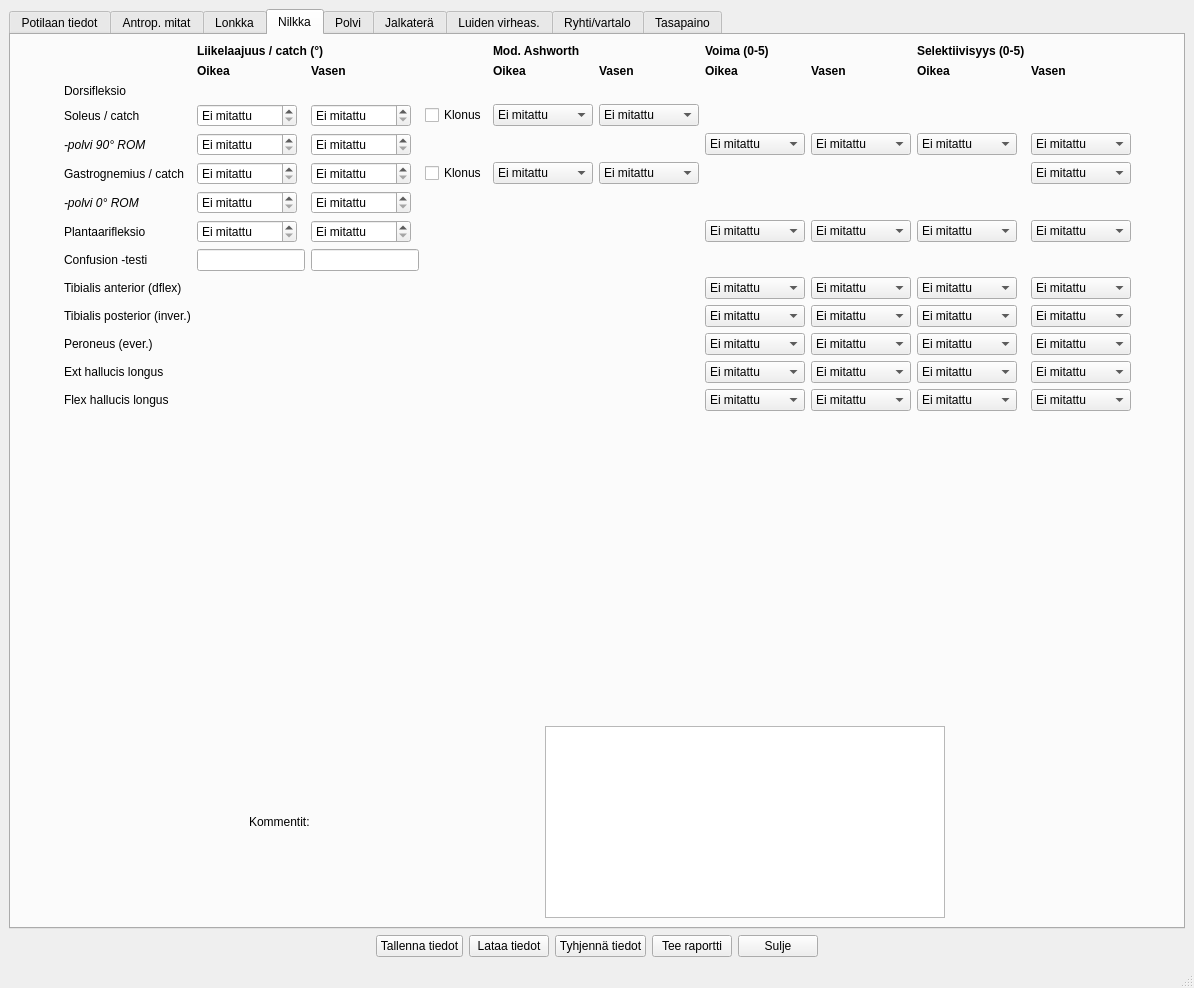
Qt form tabbed_design.ui (jjnurminen/liikelaaj) before a commit.
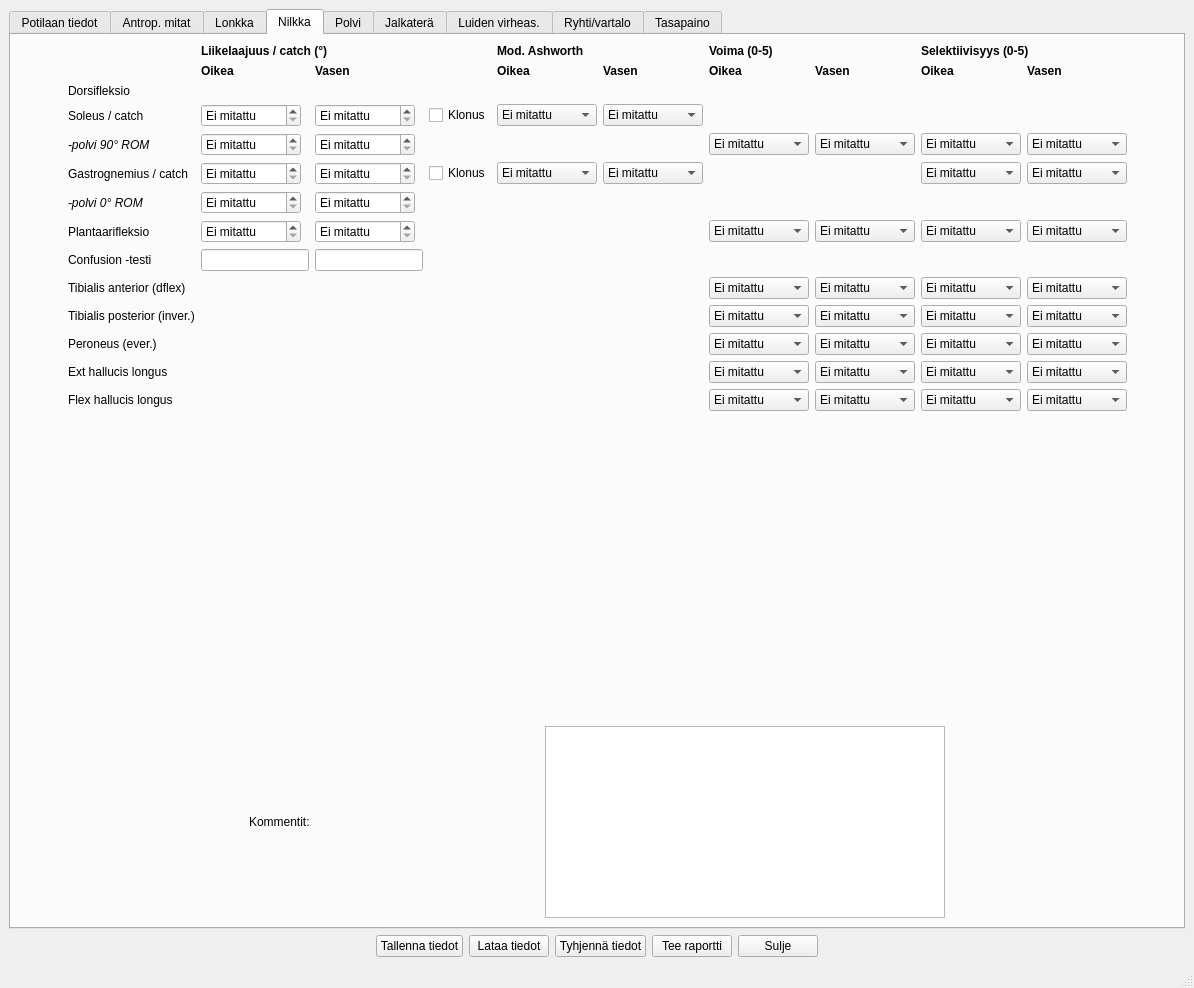
The same form after that commit. The open tabs and pages were chosen to show the change.

```diff
--- a/tabbed_design.ui
+++ b/tabbed_design.ui
@@ -6637,22 +6637,6 @@
             </property>
            </widget>
           </item>
-          <item row="1" column="5">
-           <widget class="QLabel" name="label_232">
-            <property name="font">
-             <font>
-              <weight>75</weight>
-              <bold>true</bold>
-             </font>
-            </property>
-            <property name="text">
-             <string>Mod. Ashworth</string>
-            </property>
-            <property name="textFormat">
-             <enum>Qt::AutoText</enum>
-            </property>
-           </widget>
-          </item>
           <item row="2" column="6">
            <widget class="QLabel" name="label_253">
             <property name="font">
@@ -6778,22 +6762,6 @@
             </item>
            </widget>
           </item>
-          <item row="1" column="10">
-           <widget class="QLabel" name="label_256">
-            <property name="font">
-             <font>
-              <weight>75</weight>
-              <bold>true</bold>
-             </font>
-            </property>
-            <property name="text">
-             <string>Selektiivisyys (0-5)</string>
-            </property>
-            <property name="textFormat">
-             <enum>Qt::AutoText</enum>
-            </property>
-           </widget>
-          </item>
           <item row="12" column="1">
            <widget class="QLabel" name="label_224">
             <property name="text">
@@ -7618,6 +7586,74 @@
             </item>
            </widget>
           </item>
+          <item row="8" column="10">
+           <widget class="QComboBox" name="cbNilkkaSoleusModAOik_19">
+            <property name="sizePolicy">
+             <sizepolicy hsizetype="Fixed" vsizetype="Fixed">
+              <horstretch>0</horstretch>
+              <verstretch>0</verstretch>
+             </sizepolicy>
+            </property>
+            <property name="minimumSize">
+             <size>
+              <width>100</width>
+              <height>0</height>
+             </size>
+            </property>
+            <item>
+             <property name="text">
+              <string>Ei mitattu</string>
+             </property>
+            </item>
+            <item>
+             <property name="text">
+              <string>0</string>
+             </property>
+            </item>
+            <item>
+             <property name="text">
+              <string>1</string>
+             </property>
+            </item>
+            <item>
+             <property name="text">
+              <string>2</string>
+             </property>
+            </item>
+           </widget>
+          </item>
+          <item row="1" column="5" colspan="2">
+           <widget class="QLabel" name="label_232">
+            <property name="font">
+             <font>
+              <weight>75</weight>
+              <bold>true</bold>
+             </font>
+            </property>
+            <property name="text">
+             <string>Mod. Ashworth</string>
+            </property>
+            <property name="textFormat">
+             <enum>Qt::AutoText</enum>
+            </property>
+           </widget>
+          </item>
+          <item row="1" column="10" colspan="2">
+           <widget class="QLabel" name="label_256">
+            <property name="font">
+             <font>
+              <weight>75</weight>
+              <bold>true</bold>
+             </font>
+            </property>
+            <property name="text">
+             <string>Selektiivisyys (0-5)</string>
+            </property>
+            <property name="textFormat">
+             <enum>Qt::AutoText</enum>
+            </property>
+           </widget>
+          </item>
          </layout>
         </item>
         <item>
```
Left out of the diff: 190 changed lines with no effect on the pictures.
